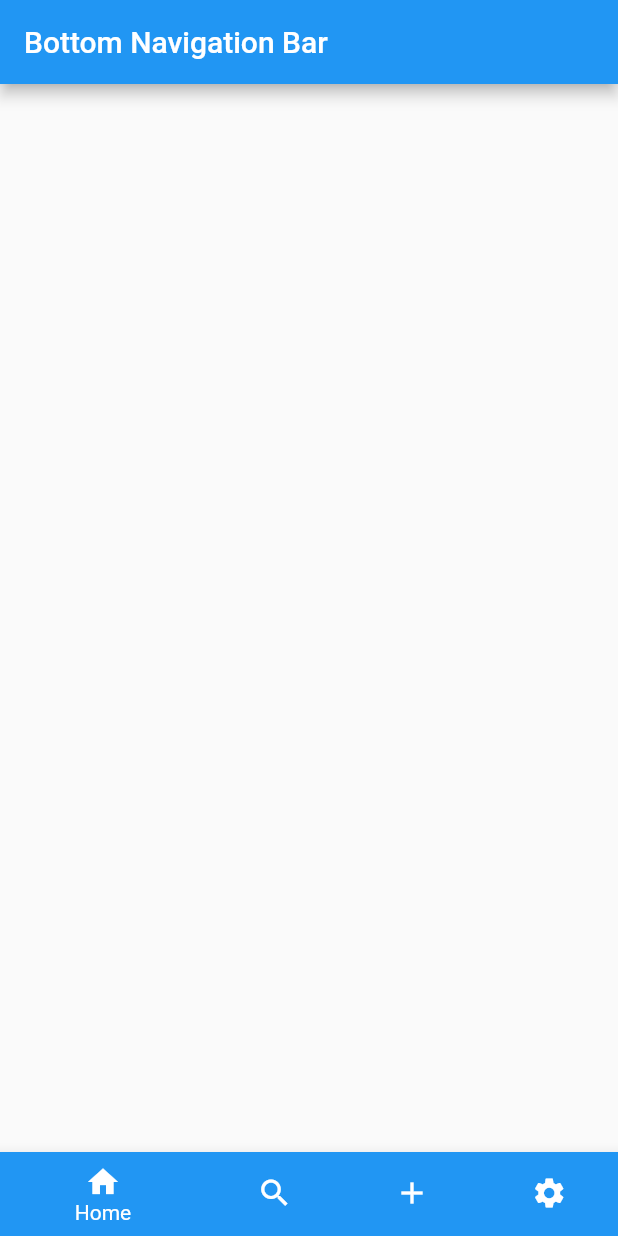
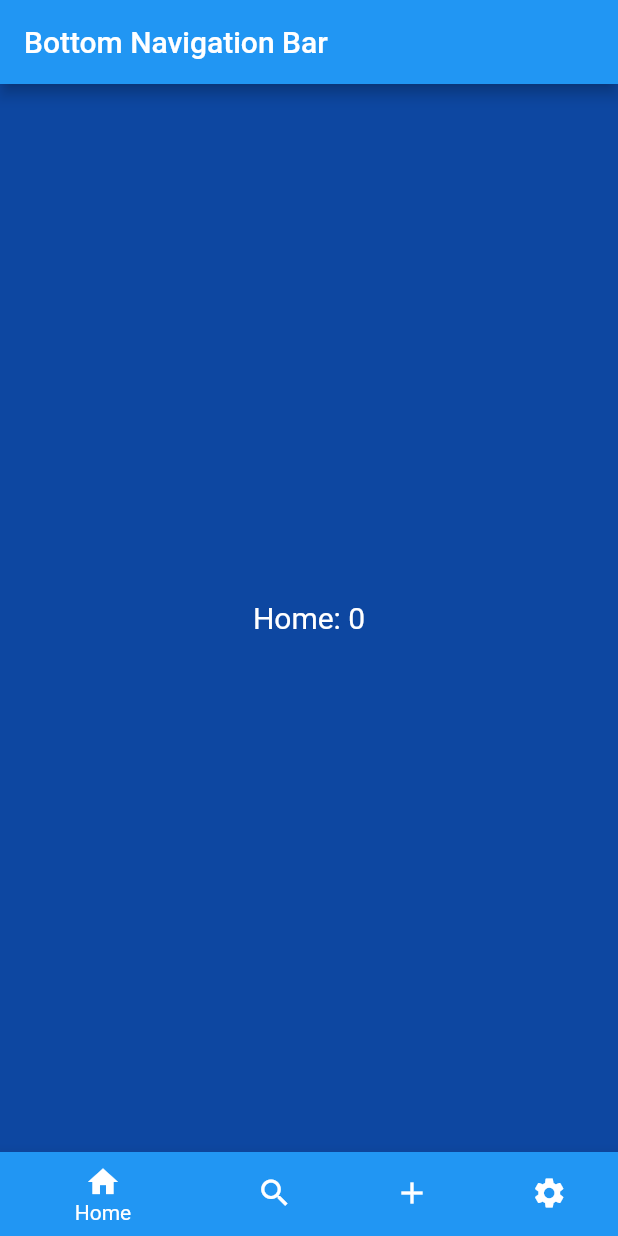
Before and after one commit to Nikhil-Wagh/FlutterSamples, a Flutter app: the screen it shows after launch, on a phone screen of 412 x 824 dp. Run offline on Flutter 3.47's test engine with Material 2 defaults, Android fonts, the phone set to English and light mode, and no system bars.

```diff
--- a/BottomNavigationBar/lib/main.dart
+++ b/BottomNavigationBar/lib/main.dart
@@ -1,3 +1,5 @@
+import 'dart:io';
+
 import 'package:flutter/material.dart';
 
 void main() {
@@ -14,32 +16,41 @@ class MyApp extends StatelessWidget {
         primarySwatch: Colors.blue,
         visualDensity: VisualDensity.adaptivePlatformDensity,
       ),
-      home: MyHomePage(title: 'Bottom Navigation Bar'),
+      home: MyAppPage(title: 'Bottom Navigation Bar'),
     );
   }
 }
 
-class MyHomePage extends StatefulWidget {
-  MyHomePage({Key key, this.title}) : super(key: key);
+class MyAppPage extends StatefulWidget {
+  MyAppPage({Key key, this.title}) : super(key: key);
 
   final String title;
 
   @override
-  _MyHomePageState createState() => _MyHomePageState();
+  _MyAppPageState createState() => _MyAppPageState();
 }
 
-class _MyHomePageState extends State<MyHomePage> {
+class _MyAppPageState extends State<MyAppPage> {
   int _currentIndex = 0;
+
+  final List<Widget> _screens = <Widget>[
+    Home(),
+    Search(),
+    Add(),
+    Settings(),
+  ];
+
   @override
   Widget build(BuildContext context) {
     return Scaffold(
       appBar: AppBar(title: Text(widget.title)),
-      // body: Container(
-      //   color: Colors.blue[900],
-      // ),
+      body: Container(
+        color: Colors.blue[900],
+        child: _screens[_currentIndex],
+      ),
       bottomNavigationBar: BottomNavigationBar(
         currentIndex: _currentIndex,
-        items: <BottomNavigationBarItem>[
+        items: const <BottomNavigationBarItem>[
           BottomNavigationBarItem(icon: Icon(Icons.home), label: 'Home', backgroundColor: Colors.blue),
           BottomNavigationBarItem(icon: Icon(Icons.search), label: 'Search', backgroundColor: Colors.blue),
           BottomNavigationBarItem(icon: Icon(Icons.add), label: 'Add', backgroundColor: Colors.blue),
@@ -52,3 +63,122 @@ class _MyHomePageState extends State<MyHomePage> {
     );
   }
 }
+
+const Duration _duration = Duration(seconds: 2);
+
+class Home extends StatefulWidget {
+  // Maintains state when switched between screens
+  int _counter = 0;
+
+  @override
+  _HomeState createState() => _HomeState();
+}
+
+class _HomeState extends State<Home> {
+  void _incrementCounter() {
+    setState(() {
+      widget._counter += 1;
+    });
+  }
+
+  @override
+  Widget build(BuildContext context) {
+    // _incrementCounter();
+
+    return Container(
+      child: InkWell(
+        onTap: _incrementCounter,
+        child: Center(
+          child: Text(
+            'Home: ${widget._counter}',
+            style: TextStyle(color: Colors.white, fontSize: 20),
+          ),
+        ),
+      ),
+    );
+  }
+}
+
+class Search extends StatefulWidget {
+  @override
+  _SearchState createState() => _SearchState();
+}
+
+class _SearchState extends State<Search> {
+  // DOESN'T maintains state when switching between screens
+  int _counter = 0;
+
+  void _incrementCounter() {
+    setState(() {
+      _counter += 1;
+    });
+  }
+
+  @override
+  Widget build(BuildContext context) {
+    // sleep(_duration);
+
+    return Container(
+      child: InkWell(
+        onTap: _incrementCounter,
+        child: Center(
+          child: Text(
+            'Search: $_counter',
+            style: TextStyle(color: Colors.white, fontSize: 20),
+          ),
+        ),
+      ),
+    );
+  }
+}
+
+class Add extends StatefulWidget {
+  // Takes time to build the widget everytime switched between screens
+  @override
+  _AddState createState() => _AddState();
+}
+
+class _AddState extends State<Add> {
+  @override
+  Widget build(BuildContext context) {
+    // Simulating a network call
+    sleep(_duration);
+
+    return Container(
+      child: Center(
+        child: Text(
+          'Add',
+          style: TextStyle(color: Colors.white, fontSize: 20),
+        ),
+      ),
+    );
+  }
+}
+
+class Settings extends StatefulWidget {
+  // You would think it will take time to build the first time the widget is
+  // created. But it's not the case as the createState is called multiple
+  // times by the framework. And state doesn't mean that the widget is stored,
+  // just some information about the widget
+  // So this takes time to build everytime the
+  // screen is changed
+  @override
+  _SettingsState createState() {
+    sleep(_duration);
+    return _SettingsState();
+  }
+}
+
+class _SettingsState extends State<Settings> {
+  @override
+  Widget build(BuildContext context) {
+    return Container(
+      child: Center(
+        child: Text(
+          'Settings',
+          style: TextStyle(color: Colors.white, fontSize: 20),
+        ),
+      ),
+    );
+  }
+}
```
